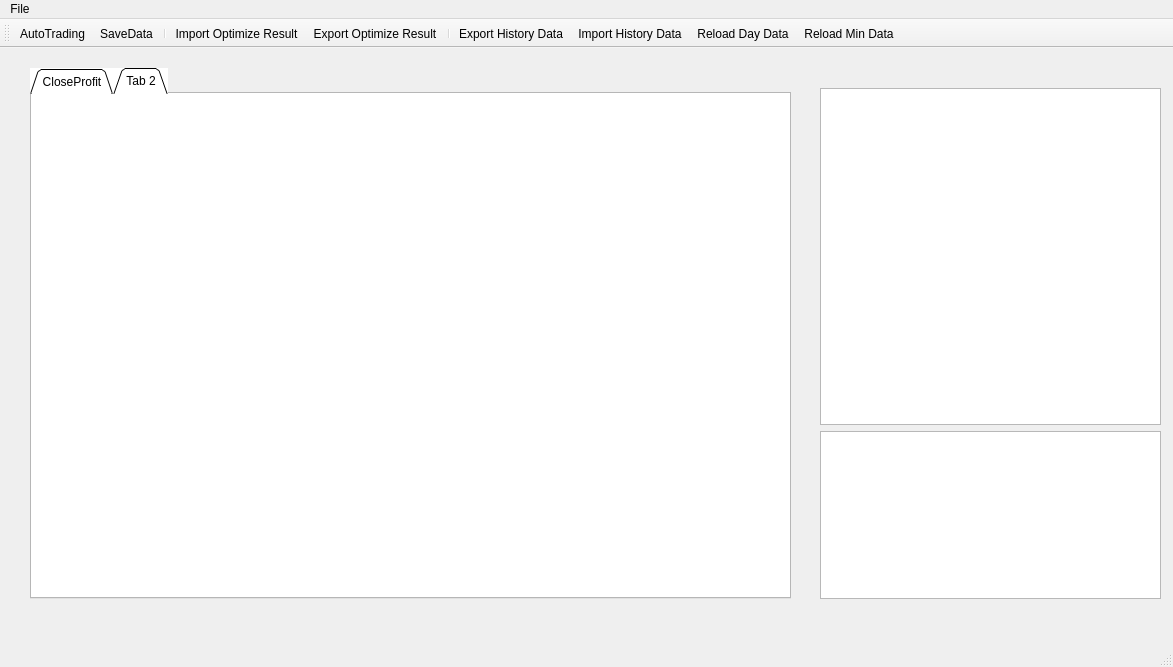
The window that GUI/MainWindow_TC.ui (a046829713/Crypto_trading) describes before a commit, drawn with Qt 5.
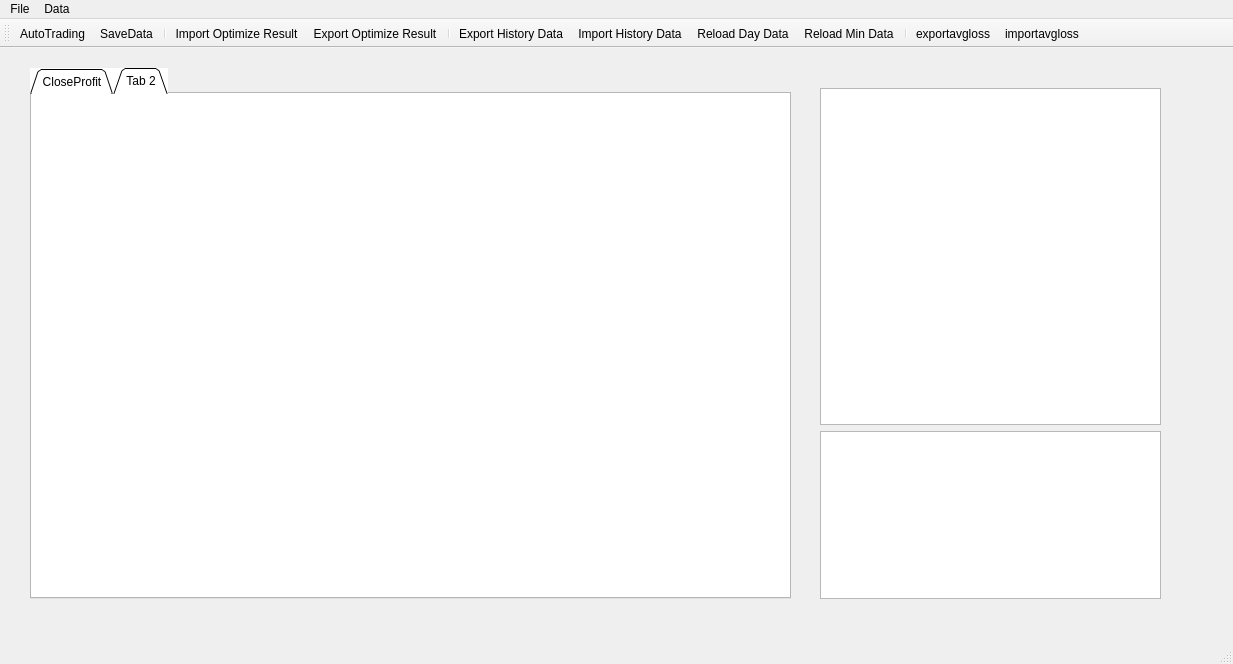
The same window after the commit. Icons and pictures are not drawn.

The edit to the form file:
```diff
--- a/GUI/MainWindow_TC.ui
+++ b/GUI/MainWindow_TC.ui
@@ -6,8 +6,8 @@
    <rect>
     <x>0</x>
     <y>0</y>
-    <width>1173</width>
-    <height>667</height>
+    <width>1233</width>
+    <height>664</height>
    </rect>
   </property>
   <property name="windowTitle">
@@ -76,7 +76,7 @@
     <rect>
      <x>0</x>
      <y>0</y>
-     <width>1173</width>
+     <width>1233</width>
      <height>22</height>
     </rect>
    </property>
@@ -95,7 +95,15 @@
     <addaction name="actionExport_History_Data"/>
     <addaction name="actionImport_History_Data"/>
    </widget>
+   <widget class="QMenu" name="menuData">
+    <property name="title">
+     <string>Data</string>
+    </property>
+    <addaction name="actionimportavgloss"/>
+    <addaction name="actionexportavgloss"/>
+   </widget>
    <addaction name="menuFile"/>
+   <addaction name="menuData"/>
   </widget>
   <widget class="QStatusBar" name="statusbar"/>
   <widget class="QToolBar" name="toolBar">
@@ -124,6 +132,9 @@
    <addaction name="actionImport_History_Data"/>
    <addaction name="actionReload_Day_Data"/>
    <addaction name="actionReload_Min_Data"/>
+   <addaction name="separator"/>
+   <addaction name="actionexportavgloss"/>
+   <addaction name="actionimportavgloss"/>
   </widget>
   <action name="actionimport">
    <property name="icon">
@@ -197,6 +208,24 @@
     <string>Import History Data</string>
    </property>
   </action>
+  <action name="actionexportavgloss">
+   <property name="icon">
+    <iconset>
+     <normaloff>Images/export.png</normaloff>Images/export.png</iconset>
+   </property>
+   <property name="text">
+    <string>exportavgloss</string>
+   </property>
+  </action>
+  <action name="actionimportavgloss">
+   <property name="icon">
+    <iconset>
+     <normaloff>Images/import.png</normaloff>Images/import.png</iconset>
+   </property>
+   <property name="text">
+    <string>importavgloss</string>
+   </property>
+  </action>
  </widget>
  <resources>
   <include location="images.qrc"/>
```
